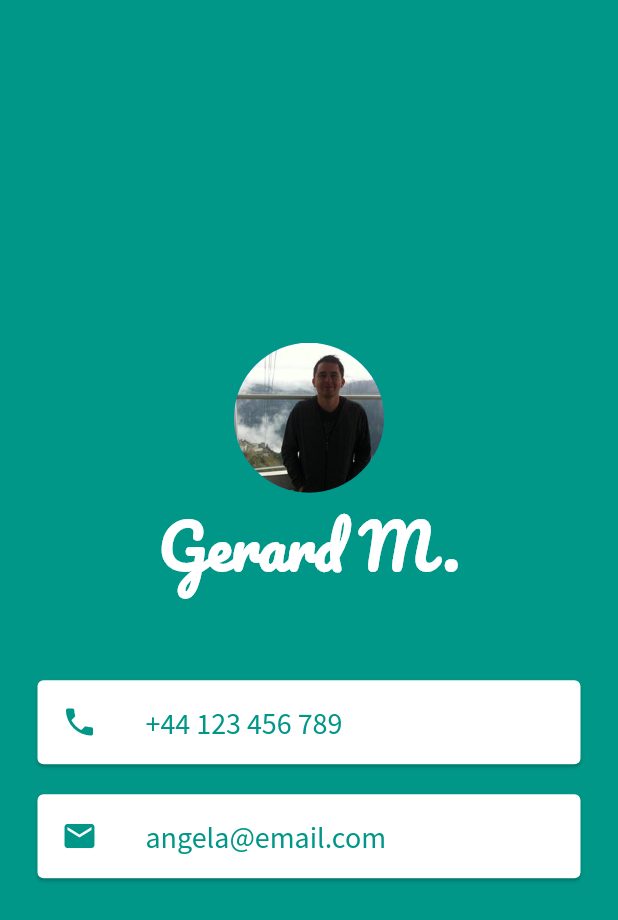
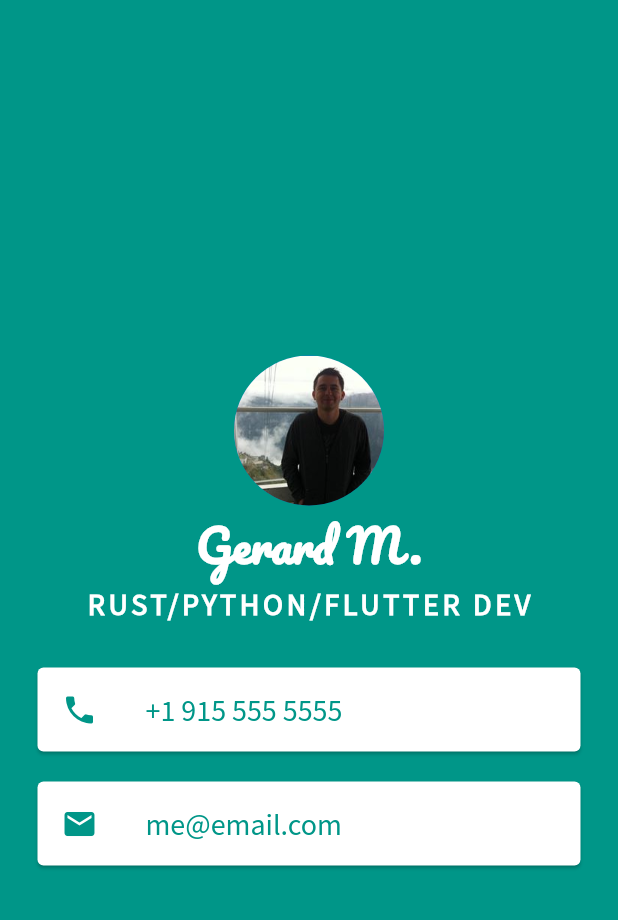
Before and after one commit to GerryMijarry/biz_card_flutter, a Flutter app: the screen it shows after launch, on a phone screen of 412 x 824 dp. Shown: the top 920 px of the screen. Run offline on Flutter 3.47's test engine with Material 2 defaults, Android fonts, the phone set to English and light mode, and no system bars.

Commit message:
fixed typos and adjusted colors

```diff
--- a/lib/main.dart
+++ b/lib/main.dart
@@ -38,16 +38,16 @@
                 'Gerard M.',
                 style: TextStyle(
                   fontFamily: 'Pacifico',
-                  fontSize: 40.0,
+                  fontSize: 30.0,
                   color: Colors.white,
                   fontWeight: FontWeight.bold,
                 ),
               ),
               Text(
-                'RUST/PYTHON/FLUTTER DEVELOPER',
+                'RUST/PYTHON/FLUTTER DEV',
                 style: TextStyle(
                   fontFamily: 'Source Sans Pro',
-                  color: Colors.teal,
+                  color: Colors.white,
                   fontSize: 20.0,
                   letterSpacing: 2.5,
                   fontWeight: FontWeight.bold,
@@ -68,7 +68,7 @@
                       color: Colors.teal,
                     ),
                     title: Text(
-                      '+44 123 456 789',
+                      '+1 915 555 5555',
                       style: TextStyle(
                         color: Colors.teal,
                         fontFamily: 'Source Sans Pro',
@@ -84,7 +84,7 @@
                       color: Colors.teal,
                     ),
                     title: Text(
-                      'angela@email.com',
+                      'me@email.com',
                       style: TextStyle(
                           fontSize: 20.0,
                           color: Colors.teal,
```
